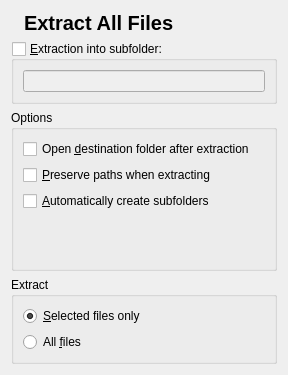
Qt form kerfuffle/extractiondialog.ui (KDE/ark) before a commit.
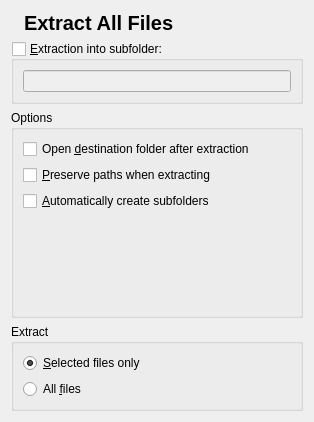
The same form after that commit. Icons and pictures are not drawn. Custom widgets are drawn as their Qt base class.

Commit message: Be less aggressive in the changes to the ui file; Qt Designer changed a lot of things with no need. Now we only change what was really needed.

The edit to the form file:
```diff
--- a/kerfuffle/extractiondialog.ui
+++ b/kerfuffle/extractiondialog.ui
@@ -2,13 +2,13 @@
 <ui version="4.0">
  <author>Henrique Pinto &lt;henrique.pinto@kdemail.net&gt;</author>
  <class>ExtractionDialog</class>
- <widget class="QWidget" name="ExtractionDialog">
-  <property name="geometry">
+ <widget class="QWidget" name="ExtractionDialog" >
+  <property name="geometry" >
    <rect>
     <x>0</x>
     <y>0</y>
-    <width>288</width>
-    <height>375</height>
+    <width>314</width>
+    <height>422</height>
    </rect>
   </property>
   <property name="sizePolicy">
@@ -112,43 +112,10 @@
      <property name="title">
       <string>Options</string>
      </property>
-     <layout class="QGridLayout" name="gridLayout">
-      <item row="2" column="0">
-       <widget class="QCheckBox" name="openFolderCheckBox">
-        <property name="sizePolicy">
-         <sizepolicy hsizetype="Minimum" vsizetype="Fixed">
-          <horstretch>0</horstretch>
-          <verstretch>0</verstretch>
-         </sizepolicy>
-        </property>
-        <property name="text">
-         <string>Open &amp;destination folder after extraction</string>
-        </property>
-       </widget>
-      </item>
-      <item row="3" column="0">
-       <widget class="QCheckBox" name="preservePaths">
-        <property name="sizePolicy">
-         <sizepolicy hsizetype="Minimum" vsizetype="Fixed">
-          <horstretch>0</horstretch>
-          <verstretch>0</verstretch>
-         </sizepolicy>
-        </property>
-        <property name="text">
-         <string>&amp;Preserve paths when extracting</string>
-        </property>
-       </widget>
-      </item>
-      <item row="4" column="0">
-       <widget class="QCheckBox" name="autoSubfolders">
-        <property name="text">
-         <string>&amp;Automatically create subfolders</string>
-        </property>
-       </widget>
-      </item>
-      <item row="5" column="0">
-       <spacer name="verticalSpacer">
-        <property name="orientation">
+     <layout class="QGridLayout" name="gridLayout" >
+      <item row="5" column="0" >
+       <spacer name="verticalSpacer" >
+        <property name="orientation" >
          <enum>Qt::Vertical</enum>
         </property>
         <property name="sizeHint" stdset="0">
@@ -159,6 +126,27 @@
         </property>
        </spacer>
       </item>
+      <item row="2" column="0" >
+       <widget class="QCheckBox" name="openFolderCheckBox" >
+        <property name="text" >
+         <string>Open &amp;destination folder after extraction</string>
+        </property>
+       </widget>
+      </item>
+      <item row="3" column="0" >
+       <widget class="QCheckBox" name="preservePaths" >
+        <property name="text" >
+         <string>&amp;Preserve paths when extracting</string>
+        </property>
+       </widget>
+      </item>
+      <item row="4" column="0" >
+       <widget class="QCheckBox" name="autoSubfolders" >
+        <property name="text" >
+         <string>&amp;Automatically create subfolders</string>
+        </property>
+       </widget>
+      </item>
      </layout>
     </widget>
    </item>
```
Left out of the diff: 101 changed lines with no effect on the pictures.
